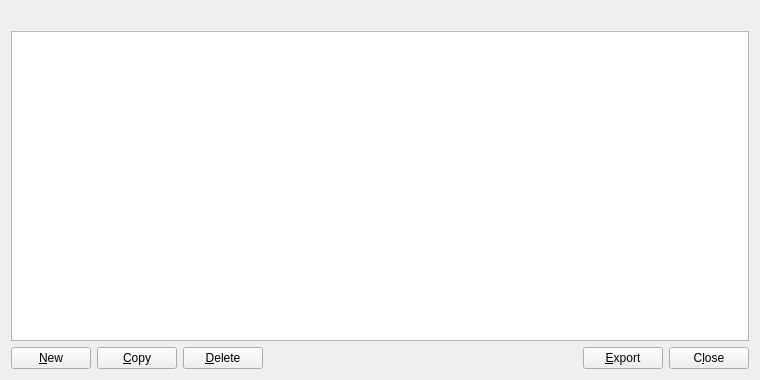
Above: src/qt/forms/addressbookpage.ui from camenlx/dystem-core before the change. Below: the same form after it.
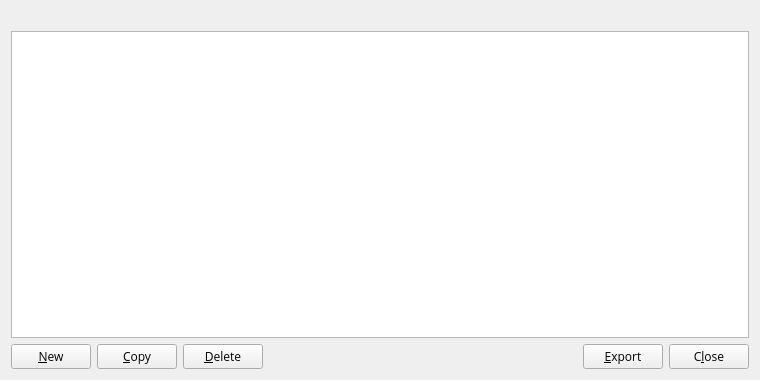
That is the form after the change. Icons and pictures are not drawn.

```diff
--- a/src/qt/forms/addressbookpage.ui
+++ b/src/qt/forms/addressbookpage.ui
@@ -90,6 +90,11 @@
     <layout class="QHBoxLayout" name="horizontalLayout">
      <item>
       <widget class="QPushButton" name="newAddress">
+       <property name="font">
+        <font>
+         <family>Open Sans</family>
+        </font>
+       </property>
        <property name="toolTip">
         <string>Create a new address</string>
        </property>
@@ -107,6 +112,11 @@
      </item>
      <item>
       <widget class="QPushButton" name="copyAddress">
+       <property name="font">
+        <font>
+         <family>Open Sans</family>
+        </font>
+       </property>
        <property name="toolTip">
         <string>Copy the currently selected address to the system clipboard</string>
        </property>
@@ -124,6 +134,11 @@
      </item>
      <item>
       <widget class="QPushButton" name="deleteAddress">
+       <property name="font">
+        <font>
+         <family>Open Sans</family>
+        </font>
+       </property>
        <property name="toolTip">
         <string>Delete the currently selected address from the list</string>
        </property>
@@ -154,6 +169,11 @@
      </item>
      <item>
       <widget class="QPushButton" name="exportButton">
+       <property name="font">
+        <font>
+         <family>Open Sans</family>
+        </font>
+       </property>
        <property name="toolTip">
         <string>Export the data in the current tab to a file</string>
        </property>
@@ -177,6 +197,11 @@
          <verstretch>0</verstretch>
         </sizepolicy>
        </property>
+       <property name="font">
+        <font>
+         <family>Open Sans</family>
+        </font>
+       </property>
        <property name="text">
         <string>C&amp;lose</string>
        </property>
```
